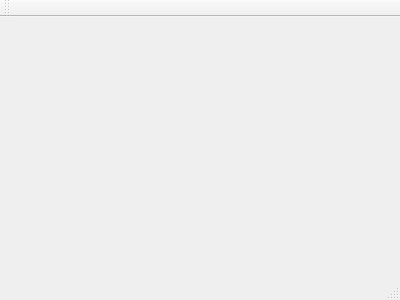
Qt form DBS-Bauer/MainWindow.ui (t-script/DBS-Bauer) before a commit.
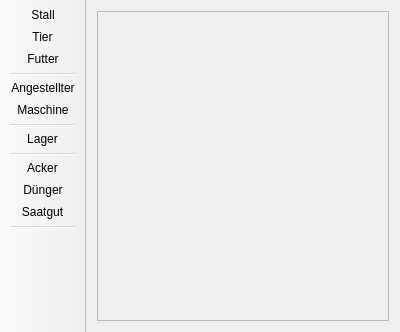
The same form after that commit.

Commit message: Skript zur DB-Erstellung hinzugefügt (ungetestet)

```diff
--- a/DBS-Bauer/MainWindow.ui
+++ b/DBS-Bauer/MainWindow.ui
@@ -1,24 +1,105 @@
 <ui version="4.0">
  <class>MainWindow</class>
- <widget class="QMainWindow" name="MainWindow" >
-  <property name="geometry" >
+ <widget class="QMainWindow" name="MainWindow">
+  <property name="geometry">
    <rect>
     <x>0</x>
     <y>0</y>
     <width>400</width>
-    <height>300</height>
+    <height>332</height>
    </rect>
   </property>
   <property name="windowTitle" >
    <string>MainWindow</string>
   </property>
-  <widget class="QMenuBar" name="menuBar" />
-  <widget class="QToolBar" name="mainToolBar" />
-  <widget class="QWidget" name="centralWidget" />
-  <widget class="QStatusBar" name="statusBar" />
+  <widget class="QWidget" name="centralWidget">
+   <layout class="QHBoxLayout" name="horizontalLayout">
+    <item>
+     <widget class="QFrame" name="frame">
+      <property name="frameShape">
+       <enum>QFrame::StyledPanel</enum>
+      </property>
+      <property name="frameShadow">
+       <enum>QFrame::Raised</enum>
+      </property>
+     </widget>
+    </item>
+   </layout>
+  </widget>
+  <widget class="QToolBar" name="mainToolBar">
+   <property name="movable">
+    <bool>false</bool>
+   </property>
+   <property name="floatable">
+    <bool>true</bool>
+   </property>
+   <attribute name="toolBarArea">
+    <enum>LeftToolBarArea</enum>
+   </attribute>
+   <attribute name="toolBarBreak">
+    <bool>true</bool>
+   </attribute>
+   <addaction name="actionNew"/>
+   <addaction name="actionTier"/>
+   <addaction name="actionFutter"/>
+   <addaction name="separator"/>
+   <addaction name="actionAngestellter"/>
+   <addaction name="actionMaschinen"/>
+   <addaction name="separator"/>
+   <addaction name="actionLager"/>
+   <addaction name="separator"/>
+   <addaction name="actionAcker"/>
+   <addaction name="actionD_nger"/>
+   <addaction name="actionSaatgut"/>
+   <addaction name="separator"/>
+  </widget>
+  <action name="actionNew">
+   <property name="text">
+    <string>Stall</string>
+   </property>
+  </action>
+  <action name="actionAngestellter">
+   <property name="text">
+    <string>Angestellter</string>
+   </property>
+  </action>
+  <action name="actionTier">
+   <property name="text">
+    <string>Tier</string>
+   </property>
+  </action>
+  <action name="actionLager">
+   <property name="text">
+    <string>Lager</string>
+   </property>
+  </action>
+  <action name="actionFutter">
+   <property name="text">
+    <string>Futter</string>
+   </property>
+  </action>
+  <action name="actionMaschinen">
+   <property name="text">
+    <string>Maschine</string>
+   </property>
+  </action>
+  <action name="actionD_nger">
+   <property name="text">
+    <string>Dünger</string>
+   </property>
+  </action>
+  <action name="actionAcker">
+   <property name="text">
+    <string>Acker</string>
+   </property>
+  </action>
+  <action name="actionSaatgut">
+   <property name="text">
+    <string>Saatgut</string>
+   </property>
+  </action>
  </widget>
- <layoutDefault spacing="6" margin="11" />
- <pixmapfunction></pixmapfunction>
+ <layoutdefault spacing="6" margin="11"/>
  <resources/>
  <connections/>
 </ui>
```
Left out of the diff: 3 changed lines with no effect on the pictures. The commit also changes 1 other file.
